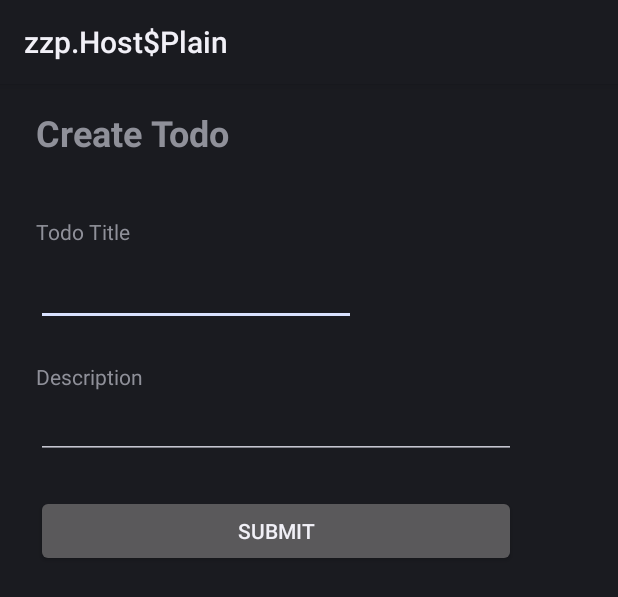
After one commit to Rara212/BelajarToDoList, an Android app: the layout activity_create_todo.xml on its own in the app's theme, with its tools: preview values and no code run, on a phone screen of 412 x 824 dp. The commit adds this screen. Shown: the top 597 px of the screen. Run offline under Robolectric (Android 15) with nearby library versions, the phone set to English and light mode, and no system bars; network calls fail.

```diff
--- /dev/null
+++ b/app/src/main/res/layout/activity_create_todo.xml
@@ -0,0 +1,68 @@
+<?xml version="1.0" encoding="utf-8"?>
+<androidx.constraintlayout.widget.ConstraintLayout xmlns:android="http://schemas.android.com/apk/res/android"
+    xmlns:app="http://schemas.android.com/apk/res-auto"
+    xmlns:tools="http://schemas.android.com/tools"
+    android:layout_width="match_parent"
+    android:layout_height="match_parent"
+    tools:context=".CreateTodo">
+    <TextView
+        android:id="@+id/lbl_desc_create_todo"
+        android:layout_width="wrap_content"
+        android:layout_height="0dp"
+        android:layout_marginTop="24dp"
+        android:text="Description"
+        app:layout_constraintStart_toStartOf="@+id/et_title_create_todo"
+        app:layout_constraintTop_toBottomOf="@+id/et_title_create_todo" />
+
+    <TextView
+        android:id="@+id/txt_title_create_todo"
+        android:layout_width="wrap_content"
+        android:layout_height="wrap_content"
+        android:layout_marginStart="24dp"
+        android:layout_marginTop="16dp"
+        android:text="Create Todo"
+        android:textSize="24sp"
+        android:textStyle="bold"
+        app:layout_constraintStart_toStartOf="parent"
+        app:layout_constraintTop_toTopOf="parent" />
+
+    <EditText
+        android:id="@+id/et_title_create_todo"
+        android:layout_width="wrap_content"
+        android:layout_height="wrap_content"
+        android:layout_marginTop="8dp"
+        android:ems="10"
+        android:inputType="textPersonName"
+        app:layout_constraintStart_toStartOf="@+id/lbl_title_create_todo"
+        app:layout_constraintTop_toBottomOf="@+id/lbl_title_create_todo" />
+
+    <TextView
+        android:id="@+id/lbl_title_create_todo"
+        android:layout_width="wrap_content"
+        android:layout_height="0dp"
+        android:layout_marginTop="40dp"
+        android:text="Todo Title"
+        app:layout_constraintStart_toStartOf="@+id/txt_title_create_todo"
+        app:layout_constraintTop_toBottomOf="@+id/txt_title_create_todo" />
+
+    <EditText
+        android:id="@+id/et_description_create_todo"
+        android:layout_width="wrap_content"
+        android:layout_height="wrap_content"
+        android:ems="15"
+        android:gravity="start|top"
+        android:inputType="textMultiLine"
+        app:layout_constraintStart_toStartOf="@+id/lbl_desc_create_todo"
+        app:layout_constraintTop_toBottomOf="@+id/lbl_desc_create_todo" />
+
+    <Button
+        android:id="@+id/btn_submit_create_todo"
+        android:layout_width="0dp"
+        android:layout_height="wrap_content"
+        android:layout_marginTop="24dp"
+        android:text="Submit"
+        app:layout_constraintEnd_toEndOf="@+id/et_description_create_todo"
+        app:layout_constraintHorizontal_bias="0.406"
+        app:layout_constraintStart_toStartOf="@+id/et_description_create_todo"
+        app:layout_constraintTop_toBottomOf="@+id/et_description_create_todo" />
+</androidx.constraintlayout.widget.ConstraintLayout>
```
Also changed, not shown: app/src/main/AndroidManifest.xml (+7 -10 lines), app/src/main/java/com/example/belajartodolist/CreateTodo.kt (added, +50 -0 lines), app/src/main/java/com/example/belajartodolist/SecondActivity.kt (+80 -11 lines), app/src/main/java/com/example/belajartodolist/UpdateTodo.kt (added, +55 -0 lines), app/src/main/java/com/example/belajartodolist/api/TodoApi.kt (+25 -4 lines), app/src/main/java/com/example/belajartodolist/api/TodoData.kt (added, +7 -0 lines), app/src/main/res/layout/activity_second.xml (+15 -1 lines), app/src/main/res/layout/activity_update_todo.xml (added, +69 -0 lines).
